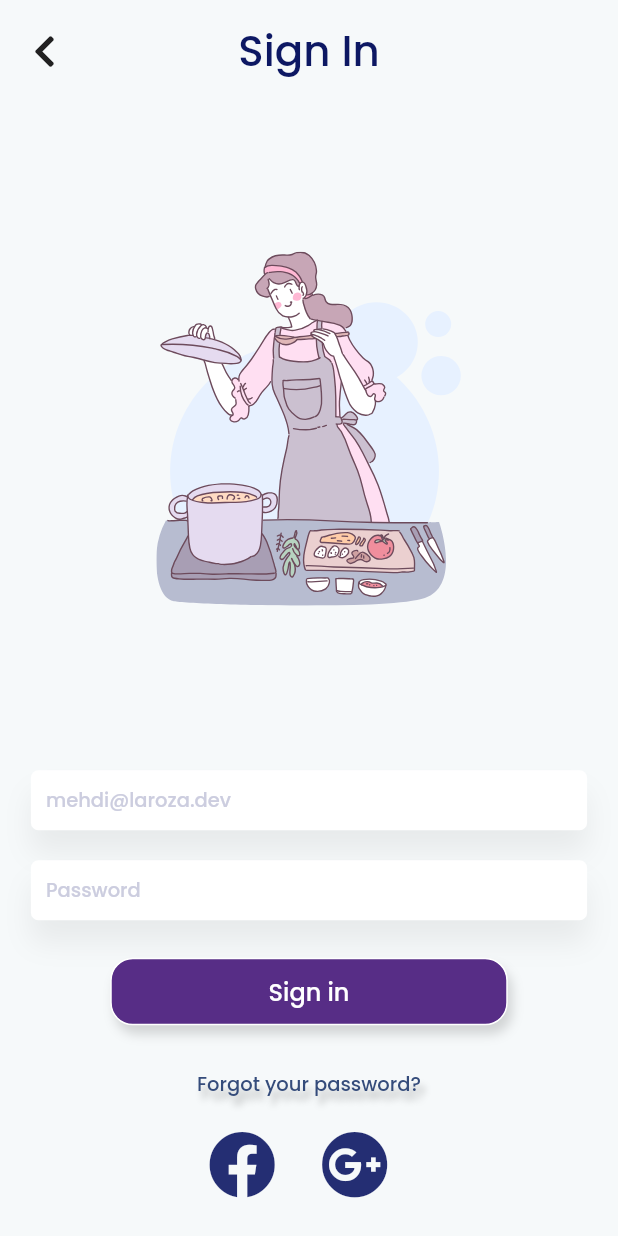
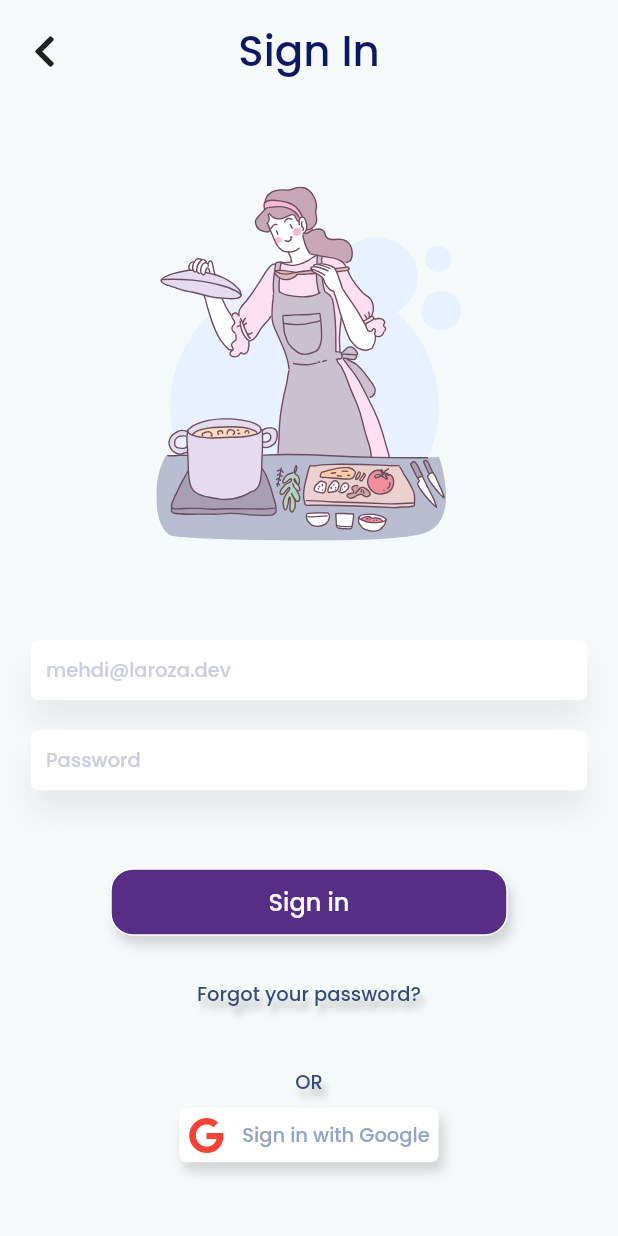
Before and after one commit to LaRoza-dev/Frigo-Frontend, a Flutter app: the FirstPage screen opened by its route, after a tap on "Login", on a phone screen of 412 x 824 dp. Run offline on Flutter 3.47's test engine with Material 2 defaults, Android fonts, the light colour scheme and no system bars; our stand-ins replace flutter_svg, font_awesome_flutter, get, get_storage; accounts and stored records are empty.

Commit message:
Google Sign in and Sign Up Buttons changed.
 - facebook button deleted

```diff
--- a/lib/components/buttons.dart
+++ b/lib/components/buttons.dart
@@ -1,14 +1,15 @@
 import 'package:flutter/material.dart';
+import 'package:font_awesome_flutter/font_awesome_flutter.dart';
 import 'package:fridge/constants.dart';
 
 class MainButton extends StatelessWidget {
   MainButton(
-      {required this.onTap,
+      {required this.onPressed,
       required this.buttonTitle,
       this.color: kButtonColor,
       this.fontColor: Colors.white});
 
-  final VoidCallback onTap;
+  final VoidCallback onPressed;
   final String buttonTitle;
   final Color color;
   final Color fontColor;
@@ -31,7 +32,7 @@ class MainButton extends StatelessWidget {
         child: Center(
           child: SizedBox.expand(
             child: TextButton(
-              onPressed: onTap,
+              onPressed: onPressed,
               child: Text(buttonTitle),
               style: TextButton.styleFrom(
                 primary: fontColor,
@@ -48,3 +49,56 @@ class MainButton extends StatelessWidget {
     );
   }
 }
+
+class GoogleButton extends StatelessWidget {
+  const GoogleButton(
+      {required this.text,
+      required this.onPressed,
+      this.backgroundColor = Colors.white,
+      this.textColor = kTileColor});
+  final String text;
+  final VoidCallback onPressed;
+  final Color backgroundColor;
+  final Color textColor;
+  @override
+  Widget build(BuildContext context) {
+    return Padding(
+      padding: const EdgeInsets.all(8.0),
+      child: InkWell(
+        onTap: onPressed,
+        child: Ink(
+          decoration: BoxDecoration(
+            boxShadow: [
+              BoxShadow(
+                color: Colors.black.withOpacity(0.15),
+                blurRadius: 6,
+                offset: Offset(3, 6),
+              )
+            ],
+            color: backgroundColor,
+            borderRadius: BorderRadius.circular(5),
+          ),
+          child: Padding(
+            padding: EdgeInsets.all(6),
+            child: Wrap(
+              crossAxisAlignment: WrapCrossAlignment.center,
+              children: [
+                Icon(
+                  FontAwesomeIcons.google,
+                  color: Colors.red,
+                ),
+                SizedBox(width: 12),
+                Text(text,
+                    style: TextStyle(
+                        color: textColor,
+                        fontSize: 13.0,
+                        fontWeight: FontWeight.w300,
+                        fontFamily: 'Poppins')),
+              ],
+            ),
+          ),
+        ),
+      ),
+    );
+  }
+}
--- a/lib/components/textFields.dart
+++ b/lib/components/textFields.dart
@@ -6,13 +6,13 @@ class InsertTextFlied extends StatelessWidget {
       {required this.width,
       required this.text,
       this.textAction: TextInputAction.next,
-      this.onTap,
+      this.onPressed,
       this.onChanged});
 
   final double width;
   final String text;
   final textAction;
-  final VoidCallback? onTap;
+  final VoidCallback? onPressed;
   final Function(String)? onChanged;
   @override
   Widget build(BuildContext context) {
@@ -31,7 +31,7 @@ class InsertTextFlied extends StatelessWidget {
               hintText: text,
               hintStyle: kFormField,
               isCollapsed: true),
-          onTap: onTap,
+          onTap: onPressed,
         ),
         decoration: BoxDecoration(
           color: Colors.white,
--- a/lib/constants.dart
+++ b/lib/constants.dart
@@ -4,7 +4,6 @@ import 'package:get_storage/get_storage.dart';
 
 final GetStorage kStorage = GetStorage();
 
-// const kButtonColor = Color.fromRGBO(87, 45, 134, 1);
 const kButtonColor = Color(0xFF572D86);
 const kPrimaryColor = Color.fromRGBO(160, 77, 255, 1);
 const kBackgroundColor = Color.fromRGBO(246, 249, 250, 1);
--- a/lib/models/user.dart
+++ b/lib/models/user.dart
@@ -17,7 +17,6 @@ class User extends GetConnect {
     var reqBody = {"email": email, "password": password};
     var response = await post('/login', reqBody);
 
-    // Map<dynamic, dynamic> decodedRes = json.decode(response.data.toString());
     Map<dynamic, dynamic> decodedRes = response.body;
 
     final String? value = decodedRes["access_token"];
@@ -35,7 +34,6 @@ class User extends GetConnect {
     var reqBody = {"fullname": fullname, "email": email, "password": password};
     var response = await post('/register', reqBody);
 
-    // Map<dynamic, dynamic> decodedRes = json.decode(response.data.toString());
     Map<dynamic, dynamic> decodedRes = response.body;
 
     final String? value = decodedRes["access_token"];
--- a/lib/screens/first_page.dart
+++ b/lib/screens/first_page.dart
@@ -35,14 +35,14 @@ class FirstPage extends StatelessWidget {
                     child: Column(
                       children: [
                         MainButton(
-                          onTap: () {
+                          onPressed: () {
                             Navigator.pushNamed(context, '/signin');
                           },
                           buttonTitle: 'Login',
                           fontColor: kTextColor2,
                         ),
                         MainButton(
-                          onTap: () {
+                          onPressed: () {
                             Navigator.pushNamed(context, '/signup');
                           },
                           buttonTitle: 'Sign up',
--- a/lib/screens/home_page.dart
+++ b/lib/screens/home_page.dart
@@ -1,7 +1,5 @@
 import 'package:flutter/material.dart';
-import 'package:fridge/main.dart';
 import 'package:fridge/models/user.dart';
-import 'package:fridge/screens/first_page.dart';
 import 'package:get/get.dart';
 
 class HomePage extends StatelessWidget {
--- a/lib/screens/signin_page.dart
+++ b/lib/screens/signin_page.dart
@@ -5,8 +5,6 @@ import 'package:fridge/components/buttons.dart';
 import 'package:fridge/components/textFields.dart';
 import 'package:font_awesome_flutter/font_awesome_flutter.dart';
 import 'package:fridge/models/user.dart';
-import 'package:fridge/screens/home_page.dart';
-import 'package:get/get_state_manager/get_state_manager.dart';
 import 'package:get/get.dart';
 import 'package:fridge/controllers/user_controller.dart';
 
@@ -86,9 +84,9 @@ class SignInPage extends StatelessWidget {
                     );
                   }),
                   Padding(
-                    padding: const EdgeInsets.all(8.0),
+                    padding: const EdgeInsets.only(bottom: 8, top: 35),
                     child: MainButton(
-                      onTap: () async {
+                      onPressed: () async {
                         await Get.find<User>().login();
                         Get.toNamed('/home');
                       },
@@ -96,7 +94,9 @@ class SignInPage extends StatelessWidget {
                       fontColor: kTextColor2,
                     ),
                   ),
-                  TextButton(
+                  Padding(
+                    padding: const EdgeInsets.only(bottom: 25),
+                    child: TextButton(
                       onPressed: () {},
                       child: Text(
                         'Forgot your password?',
@@ -111,30 +111,24 @@ class SignInPage extends StatelessWidget {
                         ),
                       ),
                     ),
-                  Container(
-                    width: 150,
-                    child: Row(
-                      mainAxisAlignment: MainAxisAlignment.spaceBetween,
-                      children: [
-                        IconButton(
-                          onPressed: () {},
-                          icon: FaIcon(FontAwesomeIcons.facebook),
-                          iconSize: 45,
-                          color: Color.fromRGBO(13, 24, 100, 0.9),
                   ),
-                        IconButton(
-                          onPressed: () {},
-                          icon: FaIcon(FontAwesomeIcons.googlePlus),
-                          iconSize: 45,
-                          color: Color.fromRGBO(13, 24, 100, 0.9),
+                  Text(
+                    'OR',
+                    style: ktext2.copyWith(
+                      shadows: [
+                        Shadow(
+                          offset: Offset(3.0, 6.0),
+                          blurRadius: 6.0,
+                          color: Colors.black.withOpacity(0.25),
                         ),
-                        SizedBox(
-                          height: height * 0.02,
-                        )
                       ],
                     ),
                   ),
-                  SizedBox(height: height * 0.02),
+                  GoogleButton(
+                    text: 'Sign in with Google',
+                    onPressed: () {},
+                  ),
+                  SizedBox(height: height * 0.05),
                 ],
               ),
             ),
--- a/pubspec.yaml
+++ b/pubspec.yaml
@@ -15,7 +15,6 @@ dependencies:
   font_awesome_flutter: ^9.1.0
   get: ^4.3.8
   get_storage: ^2.0.3
-  google_sign_in: ^5.0.7
 
 dev_dependencies:
   flutter_test:
```
Also changed, not shown: lib/components/modal_menu.dart (+8 -8 lines), lib/components/profile_modal.dart (+4 -4 lines), lib/screens/signup_page.dart (+7 -22 lines). Lines whose indentation alone changed are shown as unchanged.
